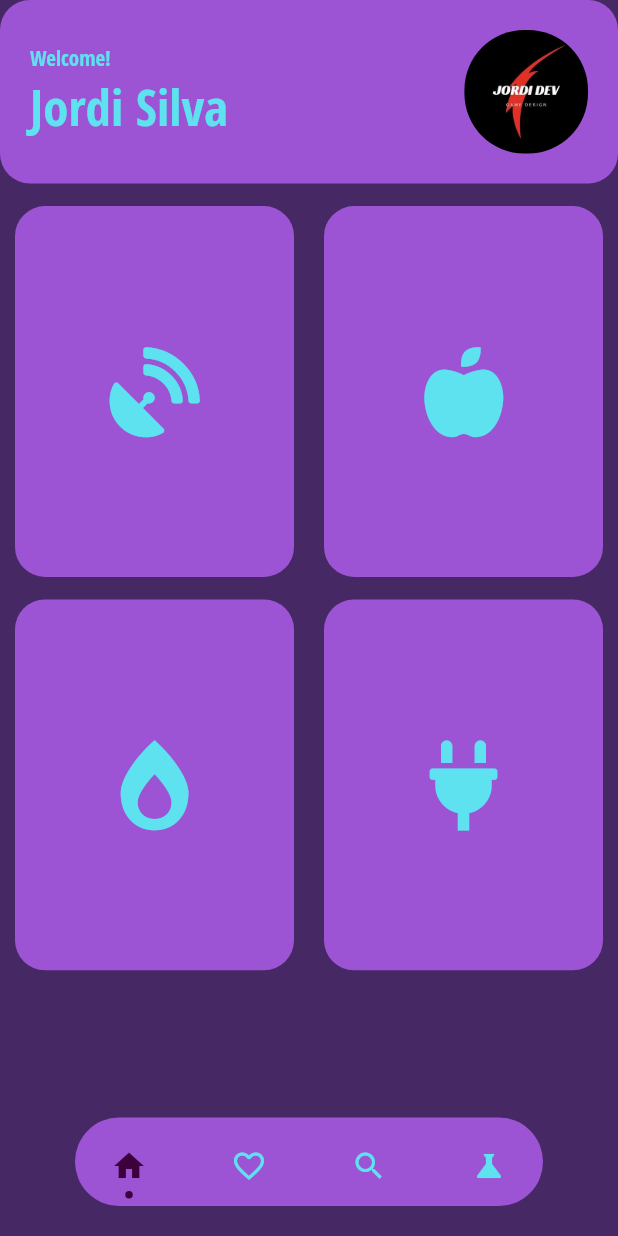
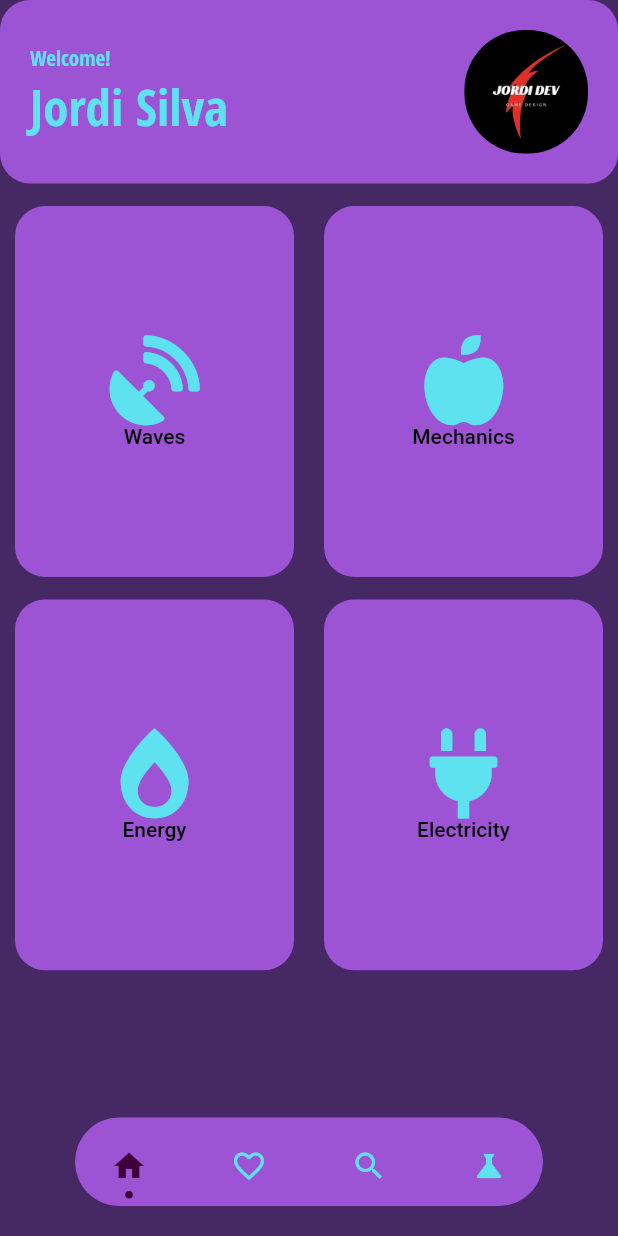
Before and after one commit to JordiDeSanta/PhysXLabo, a Flutter app: the screen it shows after launch, on a phone screen of 412 x 824 dp. Run offline on Flutter 3.47's test engine with Material 2 defaults, Android fonts, the light colour scheme and no system bars; drawn by our look-alikes of dot_navigation_bar; our stand-ins replace font_awesome_flutter, google_fonts.

Commit message:
Adding text to the buttons

```diff
--- a/lib/main.dart
+++ b/lib/main.dart
@@ -24,6 +24,11 @@ class MyApp extends StatelessWidget {
         appBarTheme: AppBarTheme(
           backgroundColor: customColors.buttonsColor,
         ),
+        colorScheme: ColorScheme.dark().copyWith(
+          primary: Color.fromARGB(255, 70, 41, 100),
+          secondary: Color.fromARGB(255, 156, 84, 213),
+          background: Color.fromARGB(255, 70, 41, 100),
+        ),
         primaryTextTheme: GoogleFonts.openSansCondensedTextTheme(),
         primaryIconTheme: IconThemeData(color: customColors.iconsColor),
         iconTheme: IconThemeData(color: customColors.iconsColor),
--- a/lib/src/pages/home_page.dart
+++ b/lib/src/pages/home_page.dart
@@ -98,10 +98,16 @@ class _HomePageState extends State<HomePage> {
         onPressed: () {},
         child: Container(
           height: h * 0.3,
-          child: Icon(
-            icon,
-            size: 60,
-            color: customColors.iconsColor,
+          child: Column(
+            mainAxisAlignment: MainAxisAlignment.center,
+            children: [
+              Icon(
+                icon,
+                size: 60,
+                color: customColors.iconsColor,
+              ),
+              Text(name),
+            ],
           ),
         ),
       ),
```
